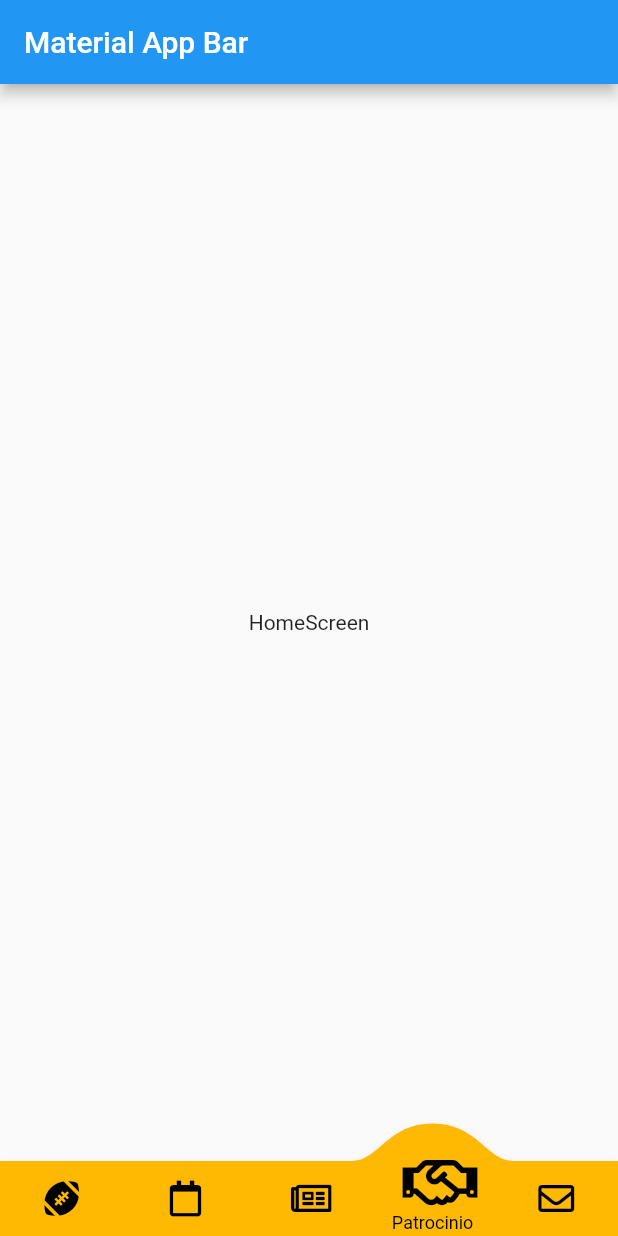
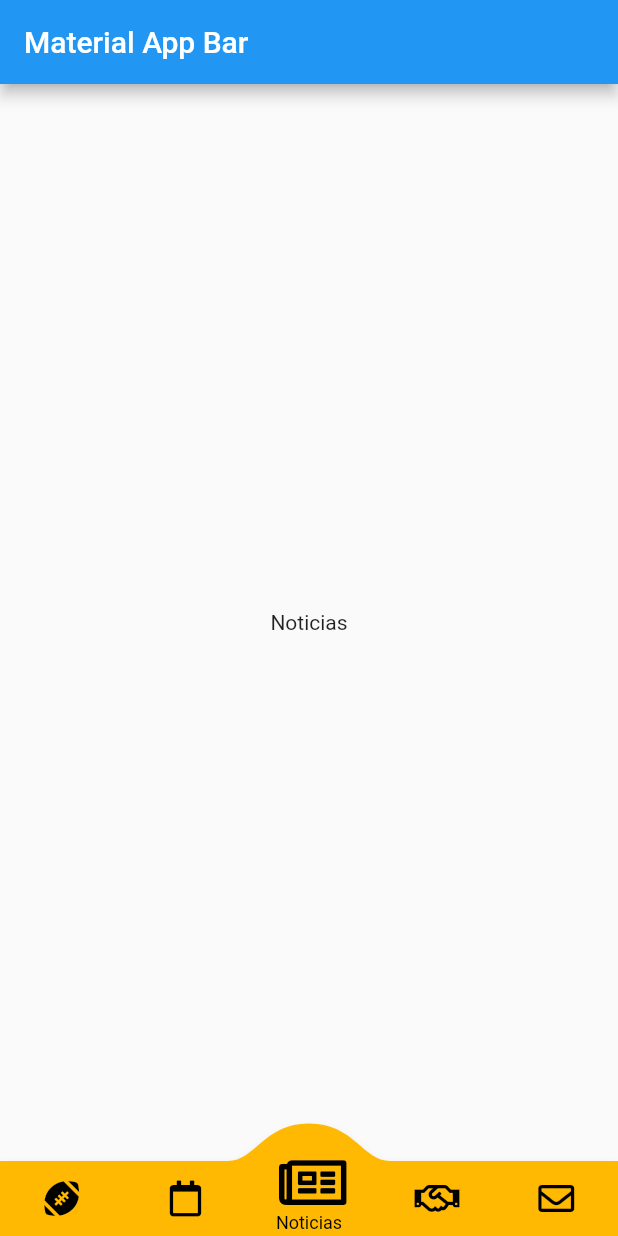
Before and after one commit to mario-monzon/CanesFootballApp, a Flutter app: the screen it shows after launch, on a phone screen of 412 x 824 dp. Run offline on Flutter 3.47's test engine with Material 2 defaults, Android fonts, the phone set to English and light mode, and no system bars; drawn by our look-alikes of convex_bottom_bar; our stand-ins replace font_awesome_flutter.

Commit message:
Fixed bottom navigation bar

```diff
--- a/lib/screen/home_screen.dart
+++ b/lib/screen/home_screen.dart
@@ -1,19 +1,53 @@
-import 'package:canes_football_app/widget/canes_navigation_bar.dart';
+import 'package:canes_football_app/design/canes_color.dart';
+import 'package:convex_bottom_bar/convex_bottom_bar.dart';
 import 'package:flutter/material.dart';
+import 'package:font_awesome_flutter/font_awesome_flutter.dart';
 
-class HomeScreen extends StatelessWidget {
+class HomeScreen extends StatefulWidget {
+  @override
+  _HomeScreenState createState() => _HomeScreenState();
+}
+
+class _HomeScreenState extends State<HomeScreen> {
+  int _selectedIndex = 2;
+
+  final _itemsList = [
+    TabItem(title: 'Roster', icon: FontAwesomeIcons.footballBall),
+    TabItem(title: 'Eventos', icon: FontAwesomeIcons.calendar),
+    TabItem(title: 'Noticias', icon: FontAwesomeIcons.newspaper),
+    TabItem(title: 'Patrocinio', icon: FontAwesomeIcons.handshake),
+    TabItem(title: 'Contacto', icon: FontAwesomeIcons.envelope),
+  ];
+
+  final _pageOption = <Widget>[
+    Center(child: Text('Roster')),
+    Center(child: Text('Eventos')),
+    Center(child: Text('Noticias')),
+    Center(child: Text('Sponsor')),
+    Center(child: Text('Contact')),
+  ];
+
   @override
   Widget build(BuildContext context) {
     return Scaffold(
       appBar: AppBar(
         title: Text('Material App Bar'),
       ),
-      bottomNavigationBar: CanesNavigationBar(),
-      body: Center(
-        child: Container(
-          child: Text('HomeScreen'),
-        ),
+      bottomNavigationBar: ConvexAppBar(
+        style: TabStyle.flip,
+        curve: Curves.fastLinearToSlowEaseIn,
+        color: Colors.black,
+        activeColor: Colors.black,
+        backgroundColor: CanesColor.colorBrand,
+        initialActiveIndex: _selectedIndex,
+        items: _itemsList,
+        onTap: (int index) {
+          setState(() {
+            _selectedIndex = index;
+          });
+        },
       ),
+      body: _pageOption[_selectedIndex],
     );
   }
 }
--- a/lib/widget/canes_navigation_bar.dart
+++ /dev/null
@@ -1,26 +0,0 @@
-import 'package:canes_football_app/design/canes_color.dart';
-import 'package:convex_bottom_bar/convex_bottom_bar.dart';
-import 'package:flutter/material.dart';
-import 'package:font_awesome_flutter/font_awesome_flutter.dart';
-
-class CanesNavigationBar extends StatelessWidget {
-  @override
-  Widget build(BuildContext context) {
-    List<TabItem> _items = [
-      TabItem(title: 'Roster', icon: FontAwesomeIcons.footballBall),
-      TabItem(title: 'Eventos', icon: FontAwesomeIcons.calendar),
-      TabItem(title: 'Noticias', icon: FontAwesomeIcons.newspaper),
-      TabItem(title: 'Patrocinio', icon: FontAwesomeIcons.handshake),
-      TabItem(title: 'Contacto', icon: FontAwesomeIcons.envelope),
-    ];
-    return ConvexAppBar(
-      initialActiveIndex: 3,
-      style: TabStyle.flip,
-      curve: Curves.fastLinearToSlowEaseIn,
-      color: Colors.black,
-      activeColor: Colors.black,
-      backgroundColor: CanesColor.colorBrand,
-      items: _items,
-    );
-  }
-}
```
